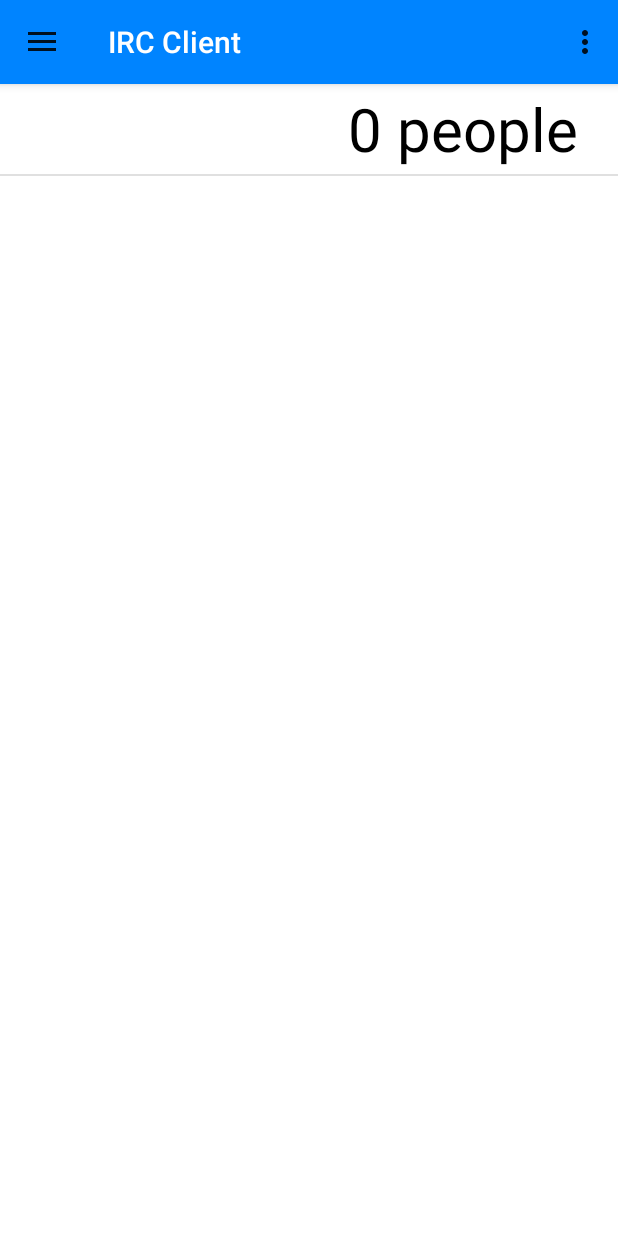
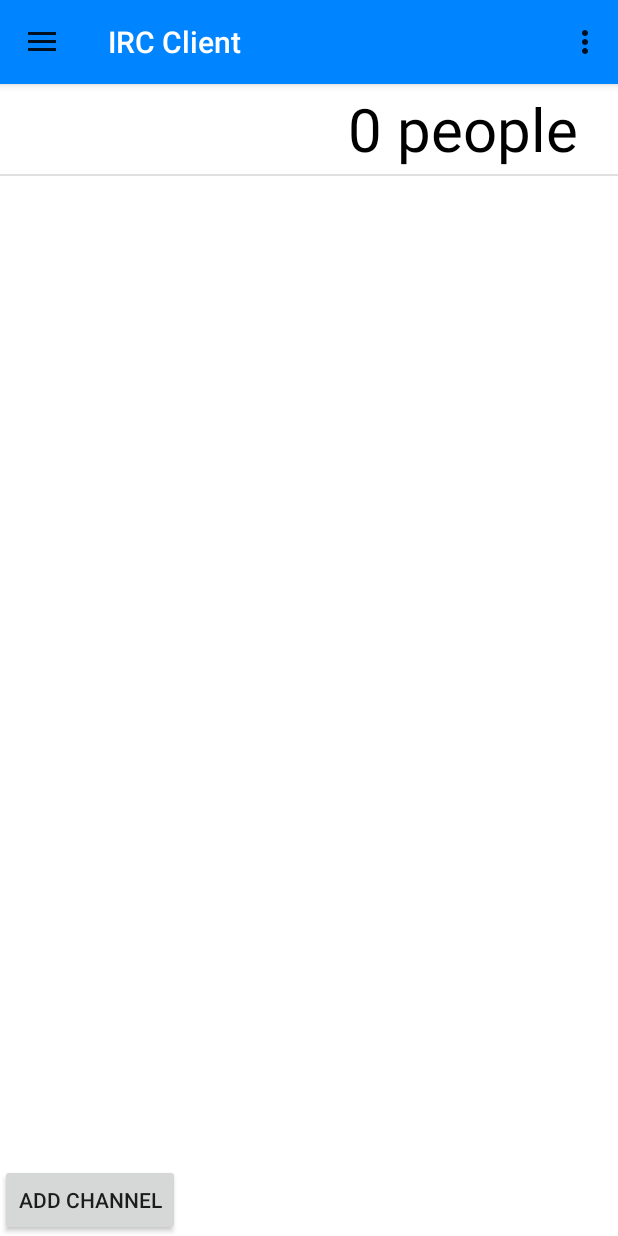
Before and after one commit to vutruong99/IRC_Client, an Android app: the ChannelFragment screen opened directly, with no data from a screen before it, on a phone screen of 412 x 824 dp. Run offline under Robolectric (Android 15) with nearby library versions, the phone set to English and light mode, and no system bars.

Commit message:
Add channel button

```diff
--- a/IRCClient/app/src/main/java/com/example/ircclient/Channels/ChannelFragment.java
+++ b/IRCClient/app/src/main/java/com/example/ircclient/Channels/ChannelFragment.java
@@ -3,12 +3,15 @@ package com.example.ircclient.Channels;
 
 import android.content.Intent;
 import android.os.Bundle;
+import android.support.annotation.NonNull;
+import android.support.annotation.Nullable;
 import android.support.v4.app.Fragment;
 import android.view.LayoutInflater;
 import android.view.View;
 import android.view.ViewGroup;
 import android.widget.AdapterView;
 import android.widget.ArrayAdapter;
+import android.widget.Button;
 import android.widget.ListView;
 import android.widget.Toast;
 
@@ -22,9 +25,13 @@ import java.util.ArrayList;
  */
 public class ChannelFragment extends Fragment {
 
+    ArrayList<Channel> channelList = new ArrayList<>();
     ChannelListAdapter adapter;
     ListView channelListView;
-    ArrayList<Channel> channelList;
+
+    String channel;
+    String nick;
+
 
     public ChannelFragment() {
         // Required empty public constructor
@@ -37,22 +44,25 @@ public class ChannelFragment extends Fragment {
         // Inflate the layout for this fragment
         View v = inflater.inflate(R.layout.fragment_channel, container, false);
 
+
+        return v;
+    }
+
+    @Override
+    public void onViewCreated(@NonNull View view, @Nullable Bundle savedInstanceState) {
+        super.onViewCreated(view, savedInstanceState);
+        channelList = new ArrayList<>();
         // When we call the Channel fragment from the drawer, it crashes because there is no bundle,
         // If I set bundle != null then it will show a blank list
         Bundle bundle = getArguments();
-        String nick = bundle.getString("nick");
-        String channel = bundle.getString("channel");
+        if (bundle != null) {
+            nick = bundle.getString("nick");
+            channel = bundle.getString("channel");
+        }
 
-        channelListView = v.findViewById(R.id.channelListView);
+        channelListView = getView().findViewById(R.id.channelListView);
 
-        Channel channel1 = new Channel("#hehe", "20 peoople");
-        Channel channel2 = new Channel("#havefun", "35 peoople");
-        Channel channel3 = new Channel("#ggibhc", "67 peoople");
-        Channel channel4 = new Channel("#t3oasd", "43 peoople");
-        Channel channel5 = new Channel("#osdj", "0 peoople");
-
-        channelList = new ArrayList<>();
-        channelList.add(new Channel(bundle.getString("channel"), "0 people"));
+        channelList.add(new Channel(channel, "0 people"));
 
         adapter = new ChannelListAdapter(getActivity(), R.layout.adapter_view_channel_layout, channelList);
         channelListView.setAdapter(adapter);
@@ -66,18 +76,26 @@ public class ChannelFragment extends Fragment {
                 Intent intent = new Intent(getContext(),SingleChannelActivity.class);
                 //based on item add info to intent
                 intent.putExtra("nick",nick);
-                intent.putExtra("channel",channel);
+                intent.putExtra("channel",item.getChannelName());
                 startActivity(intent);
                 Toast.makeText(getContext(),"LMAO",Toast.LENGTH_LONG).show();
             }
         });
 
+        Button addChannel = getView().findViewById(R.id.addChannel);
+        addChannel.setOnClickListener(new View.OnClickListener() {
+            @Override
+            public void onClick(View v) {
+                addChannel("#hoduw");
+            }
+        });
 
-        return v;
+
+
     }
 
     public void addChannel(String channel) {
         channelList.add(new Channel(channel, "0 people"));
+        adapter.notifyDataSetChanged();
     }
-
 }
--- a/IRCClient/app/src/main/java/com/example/ircclient/Channels/SingleChannelActivity.java
+++ b/IRCClient/app/src/main/java/com/example/ircclient/Channels/SingleChannelActivity.java
@@ -139,6 +139,9 @@ public class SingleChannelActivity extends AppCompatActivity {
     public void join(String channel) {
         if (!channel.isEmpty()) {
             connection.send("JOIN " + channel);
+
+            ChannelFragment channelFragment = new ChannelFragment();
+            channelFragment.addChannel(channel);
         }
 
         else {
--- a/IRCClient/app/src/main/res/layout/fragment_channel.xml
+++ b/IRCClient/app/src/main/res/layout/fragment_channel.xml
@@ -16,4 +16,14 @@
 
     </ListView>
 
+    <Button
+        android:id="@+id/addChannel"
+        android:layout_width="wrap_content"
+        android:layout_height="wrap_content"
+        android:text="Add channel"
+        android:layout_alignParentBottom="true">
+
+    </Button>
+
+
 </RelativeLayout>
```
